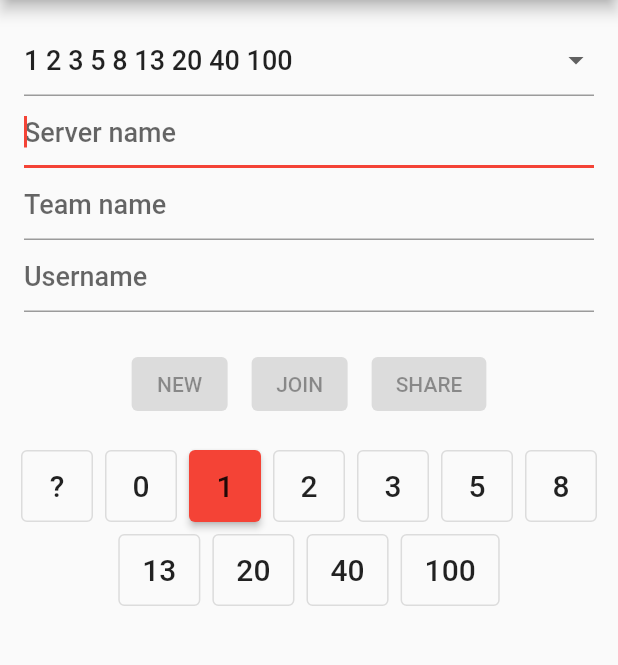
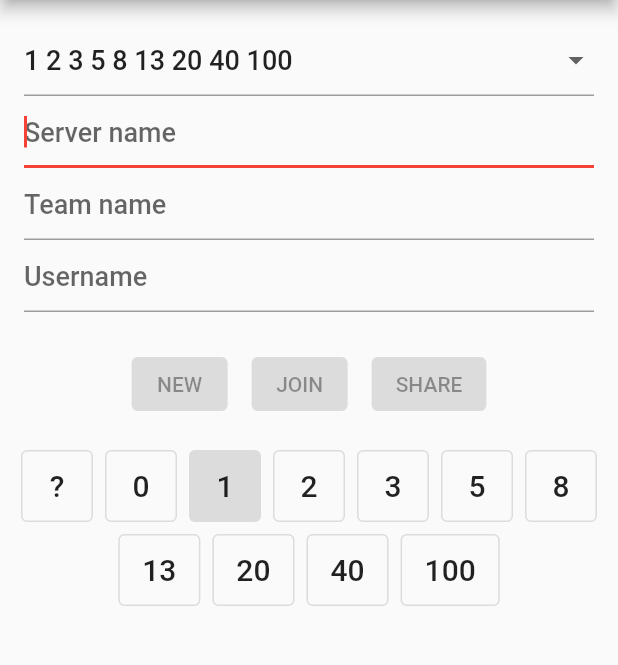
Before and after one commit to amwebexpert/ws_poker_planning_app, a Flutter app: the screen it shows after launch, on a phone screen of 412 x 824 dp, the part 84-749 px from its top. Run offline on Flutter 3.47's test engine with Material 2 defaults, Android fonts, the phone set to English and light mode, and no system bars; our stand-ins replace connectivity_plus, device_info_plus, flutter_mobx, flutter_native_splash, flutter_svg, get_it and 7 more; missing offline and left inert: shared_preferences_web; generated files the repository leaves out were written again; network calls fail; project files that could hold a hidden picture were left out.

Commit message:
chore: initial revision

```diff
--- a/lib/features/home/poker.planning.vote.widget.dart
+++ b/lib/features/home/poker.planning.vote.widget.dart
@@ -6,8 +6,9 @@ import 'package:ws_poker_planning_app/theme/theme.utils.dart';
 class VoteWidget extends StatelessWidget {
   final String value;
   final bool isSelected;
+  final bool isEnabled;
 
-  const VoteWidget({super.key, required this.value, required this.isSelected});
+  const VoteWidget({super.key, required this.value, required this.isSelected, required this.isEnabled});
 
   void onPressed() {
     serviceLocator.get<PokerPlanningRoomStore>().estimateTask(value);
@@ -17,12 +18,13 @@ class VoteWidget extends StatelessWidget {
   Widget build(BuildContext context) {
     const size = Size.square(48);
     final text = Text(value, style: Theme.of(context).textTheme.headline6);
+    final onPressHandler = isEnabled ? onPressed : null;
 
     return Padding(
       padding: EdgeInsets.all(spacing(0.5)),
       child: isSelected
-          ? ElevatedButton(style: ElevatedButton.styleFrom(minimumSize: size), onPressed: onPressed, child: text)
-          : OutlinedButton(style: OutlinedButton.styleFrom(minimumSize: size), onPressed: onPressed, child: text),
+          ? ElevatedButton(style: ElevatedButton.styleFrom(minimumSize: size), onPressed: onPressHandler, child: text)
+          : OutlinedButton(style: OutlinedButton.styleFrom(minimumSize: size), onPressed: onPressHandler, child: text),
     );
   }
 }
--- a/lib/features/home/poker.planning.votes.widget.dart
+++ b/lib/features/home/poker.planning.votes.widget.dart
@@ -15,10 +15,13 @@ class VotesWidget extends StatelessWidget {
     return Observer(builder: (context) {
       final VotingCardsCategory votingCategory = store.pokerPlanningSessionInfo.votingCategory;
       final List<String> values = cardsListingCategories[votingCategory]!.values;
+      final isEnabled = store.pokerPlanningSessionInfo.isPopulated;
 
       return Wrap(
           alignment: WrapAlignment.center,
-          children: values.map((value) => VoteWidget(value: value, isSelected: value == store.estimate)).toList());
+          children: values
+              .map((value) => VoteWidget(value: value, isSelected: value == store.estimate, isEnabled: isEnabled))
+              .toList());
     });
   }
 }
```
